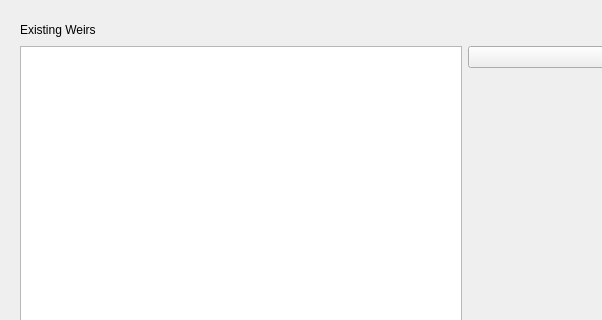
Before: the Qt Designer form ui/structures/ui_mobil_sing.ui in Artelia/Mascaret, drawn with Qt 5; both pictures show x 0 to 602 and y 0 to 320 of the 930 by 535 pixel window.
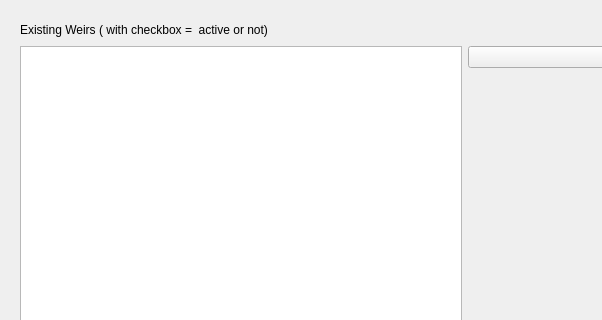
After: the same form once the commit is applied. The open tabs and pages were chosen to show the change.

The edit to the form file:
```diff
--- a/ui/structures/ui_mobil_sing.ui
+++ b/ui/structures/ui_mobil_sing.ui
@@ -94,7 +94,7 @@
          <item row="0" column="1">
           <widget class="QLabel" name="label">
            <property name="text">
-            <string>Existing Weirs</string>
+            <string>Existing Weirs ( with checkbox =  active or not)</string>
            </property>
           </widget>
          </item>
```
Left out of the diff: 2 changed lines with no effect on the pictures.
